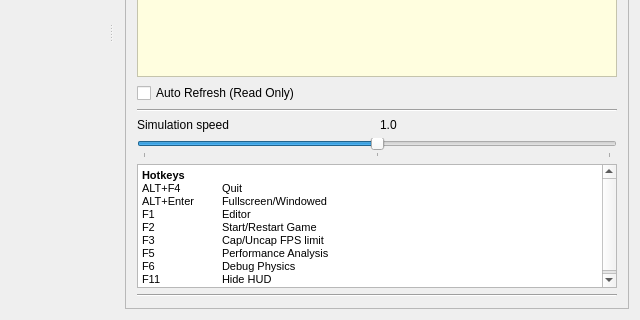
ensq/xkill-resources, file xkill-gui/MainWindow.ui: the form before one commit; both pictures show x 172 to 812 and y 286 to 606 of the 812 by 606 pixel window.
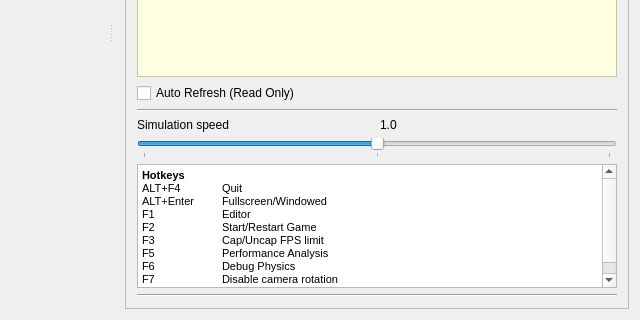
The form after the commit.

Commit message: Changed some descriptions in HUD files

```diff
--- a/xkill-gui/MainWindow.ui
+++ b/xkill-gui/MainWindow.ui
@@ -185,10 +185,12 @@
 p, li { white-space: pre-wrap; }
 &lt;/style&gt;&lt;/head&gt;&lt;body style=&quot; font-family:'MS Shell Dlg 2'; font-size:8.25pt; font-weight:400; font-style:normal;&quot;&gt;
 &lt;p style=&quot; margin-top:0px; margin-bottom:0px; margin-left:0px; margin-right:0px; -qt-block-indent:0; text-indent:0px;&quot;&gt;&lt;span style=&quot; font-size:8pt; font-weight:600;&quot;&gt;Hotkeys&lt;br /&gt;&lt;/span&gt;&lt;span style=&quot; font-size:8pt;&quot;&gt;ALT+F4 	Quit&lt;/span&gt;&lt;/p&gt;
-&lt;p style=&quot; margin-top:0px; margin-bottom:0px; margin-left:0px; margin-right:0px; -qt-block-indent:0; text-indent:0px;&quot;&gt;&lt;span style=&quot; font-size:8pt;&quot;&gt;ALT+Enter 	Fullscreen/Windowed&lt;/span&gt;&lt;span style=&quot; font-size:8pt; font-weight:600;&quot;&gt;&lt;br /&gt;&lt;/span&gt;&lt;span style=&quot; font-size:8pt;&quot;&gt;F1 	Editor&lt;br /&gt;F2 	Start/Restart Game&lt;br /&gt;F3 	Cap/Uncap FPS limit&lt;/span&gt;&lt;/p&gt;
+&lt;p style=&quot; margin-top:0px; margin-bottom:0px; margin-left:0px; margin-right:0px; -qt-block-indent:0; text-indent:0px;&quot;&gt;&lt;span style=&quot; font-size:8pt;&quot;&gt;ALT+Enter 	Fullscreen/Windowed&lt;/span&gt;&lt;/p&gt;
+&lt;p style=&quot; margin-top:0px; margin-bottom:0px; margin-left:0px; margin-right:0px; -qt-block-indent:0; text-indent:0px;&quot;&gt;&lt;span style=&quot; font-size:8pt;&quot;&gt;F1 	Editor&lt;br /&gt;F2 	Start/Restart Game&lt;br /&gt;F3 	Cap/Uncap FPS limit&lt;/span&gt;&lt;/p&gt;
 &lt;p style=&quot; margin-top:0px; margin-bottom:0px; margin-left:0px; margin-right:0px; -qt-block-indent:0; text-indent:0px;&quot;&gt;&lt;span style=&quot; font-size:8pt;&quot;&gt;F5 	Performance Analysis&lt;/span&gt;&lt;/p&gt;
 &lt;p style=&quot; margin-top:0px; margin-bottom:0px; margin-left:0px; margin-right:0px; -qt-block-indent:0; text-indent:0px;&quot;&gt;&lt;span style=&quot; font-size:8pt;&quot;&gt;F6 	Debug Physics&lt;/span&gt;&lt;/p&gt;
-&lt;p style=&quot; margin-top:0px; margin-bottom:0px; margin-left:0px; margin-right:0px; -qt-block-indent:0; text-indent:0px;&quot;&gt;&lt;span style=&quot; font-size:8pt;&quot;&gt;F11 	Hide HUD&lt;/span&gt;&lt;/p&gt;&lt;/body&gt;&lt;/html&gt;</string>
+&lt;p style=&quot; margin-top:0px; margin-bottom:0px; margin-left:0px; margin-right:0px; -qt-block-indent:0; text-indent:0px;&quot;&gt;&lt;span style=&quot; font-size:8pt;&quot;&gt;F7 	Disable camera rotation&lt;/span&gt;&lt;/p&gt;
+&lt;p style=&quot; margin-top:0px; margin-bottom:0px; margin-left:0px; margin-right:0px; -qt-block-indent:0; text-indent:0px;&quot;&gt;&lt;span style=&quot; font-size:8pt;&quot;&gt;F8 	Detach camera from player&lt;/span&gt;&lt;/p&gt;&lt;/body&gt;&lt;/html&gt;</string>
            </property>
           </widget>
          </item>
```
